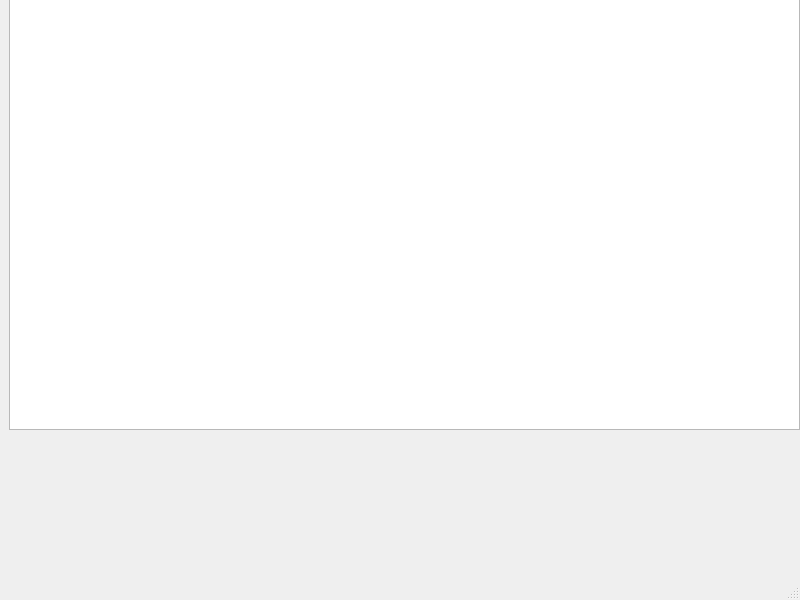
Before: the Qt Designer form Qt5/test3_list/mainwindow.ui in daleclack/testing-repository, drawn with Qt 5.
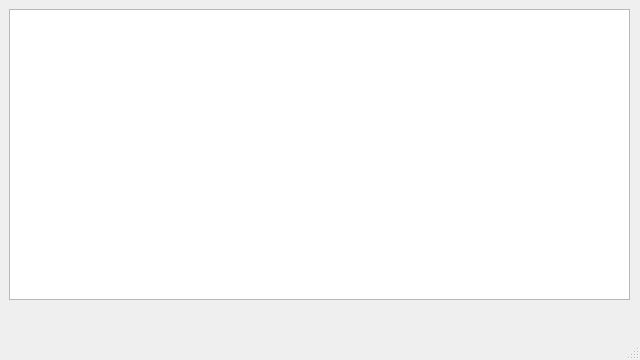
After: the same form once the commit is applied.

```diff
--- a/Qt5/test3_list/mainwindow.ui
+++ b/Qt5/test3_list/mainwindow.ui
@@ -6,8 +6,8 @@
    <rect>
     <x>0</x>
     <y>0</y>
-    <width>800</width>
-    <height>600</height>
+    <width>640</width>
+    <height>360</height>
    </rect>
   </property>
   <property name="windowTitle">
@@ -18,14 +18,14 @@
     <property name="geometry">
      <rect>
       <x>9</x>
-      <y>-1</y>
-      <width>791</width>
-      <height>431</height>
+      <y>9</y>
+      <width>621</width>
+      <height>291</height>
      </rect>
     </property>
     <layout class="QGridLayout" name="gridLayout">
      <item row="0" column="0">
-      <widget class="QListWidget" name="listWidget"/>
+      <widget class="QListView" name="listView"/>
      </item>
     </layout>
    </widget>
```
Left out of the diff: 4 changed lines with no effect on the pictures.
